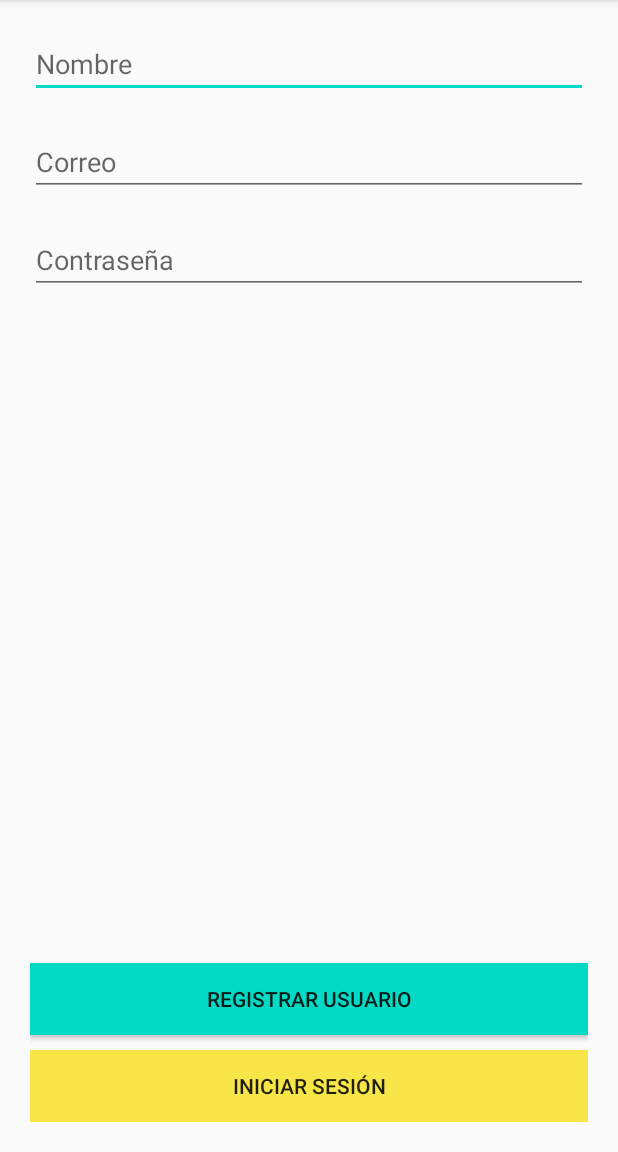
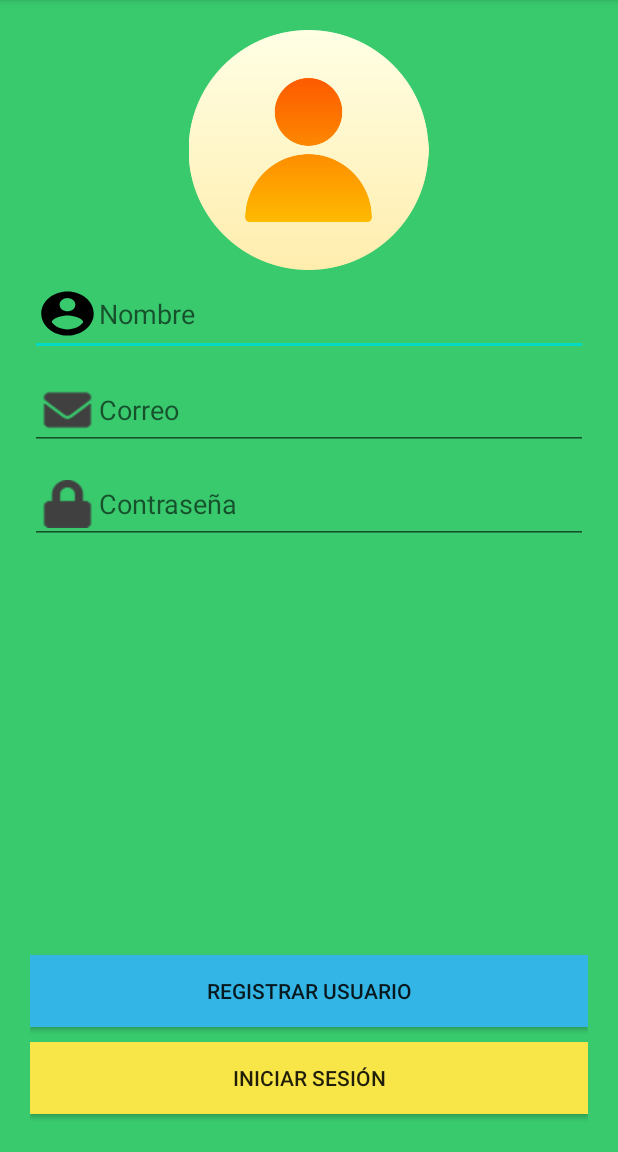
Before and after one commit to Deyson19/Integrando_Firebase, an Android app: the screen it shows after launch (MainActivity), on a phone screen of 412 x 824 dp, the part 84-1236 px from its top. Run offline under Robolectric (Android 15) with nearby library versions, the phone set to English and light mode, and no system bars; our stand-ins replace Firebase (no records; nobody signed in at launch, a user with empty details on screens opened directly).

Commit message:
proyecto completado

```diff
--- a/app/src/main/AndroidManifest.xml
+++ b/app/src/main/AndroidManifest.xml
@@ -9,7 +9,8 @@
         android:roundIcon="@mipmap/ic_launcher_round"
         android:supportsRtl="true"
         android:theme="@style/AppTheme">
-        <activity android:name=".LoginActivity"></activity>
+        <activity android:name=".ResetPasswordActivity"></activity>
+        <activity android:name=".LoginActivity" />
         <activity android:name=".ProfileActivity" />
         <activity android:name=".MainActivity">
             <intent-filter>
--- /dev/null
+++ b/app/src/main/res/drawable/ic_user.xml
@@ -0,0 +1,9 @@
+<vector xmlns:android="http://schemas.android.com/apk/res/android"
+        android:width="42dp"
+        android:height="35dp"
+        android:viewportWidth="24.0"
+        android:viewportHeight="24.0">
+    <path
+        android:fillColor="#FF000000"
+        android:pathData="M12,2C6.48,2 2,6.48 2,12s4.48,10 10,10 10,-4.48 10,-10S17.52,2 12,2zM12,5c1.66,0 3,1.34 3,3s-1.34,3 -3,3 -3,-1.34 -3,-3 1.34,-3 3,-3zM12,19.2c-2.5,0 -4.71,-1.28 -6,-3.22 0.03,-1.99 4,-3.08 6,-3.08 1.99,0 5.97,1.09 6,3.08 -1.29,1.94 -3.5,3.22 -6,3.22z"/>
+</vector>
--- a/app/src/main/res/layout/activity_main.xml
+++ b/app/src/main/res/layout/activity_main.xml
@@ -6,26 +6,41 @@
     android:layout_height="match_parent"
     android:orientation="vertical"
     android:padding="20dp"
+    android:background="@color/colorBackground"
     tools:context=".MainActivity">
+
+    <ImageView
+        android:id="@+id/imageView"
+        android:layout_width="350dp"
+        android:layout_height="160dp"
+        android:layout_gravity="center"
+        android:layout_marginBottom="1dp"
+        app:srcCompat="@drawable/usuario" />
 
     <EditText
         android:id="@+id/edtTextName"
         android:layout_width="match_parent"
         android:layout_height="wrap_content"
+        android:drawableLeft="@drawable/ic_user"
+        android:inputType="text"
         android:hint="Nombre"/>
 
     <EditText
         android:id="@+id/edtTextMail"
         android:layout_width="match_parent"
         android:layout_height="wrap_content"
-        android:layout_marginTop="20dp"
+        android:layout_marginTop="10dp"
+        android:drawableLeft="@drawable/icon_email"
+        android:inputType="textEmailAddress"
         android:hint="Correo"/>
 
     <EditText
         android:id="@+id/edtTextPwd"
         android:layout_width="match_parent"
         android:layout_height="wrap_content"
-        android:layout_marginTop="20dp"
+        android:layout_marginTop="10dp"
+        android:drawableLeft="@drawable/icon_lock"
+        android:inputType="textPassword"
         android:hint="Contraseña"/>
 
 
@@ -39,9 +54,9 @@
             android:id="@+id/btnRegister"
             android:layout_width="match_parent"
             android:layout_height="wrap_content"
-            android:text="Registrar Usuario"
-            android:background="@color/colorAccent"
-            />
+            android:layout_marginTop="5dp"
+            android:background="@android:color/holo_blue_light"
+            android:text="Registrar Usuario" />
 
         <Button
             android:id="@+id/btnLogin"
@@ -49,6 +64,7 @@
             android:layout_height="wrap_content"
             android:text="Iniciar Sesión"
             android:layout_marginTop="10dp"
+            android:layout_marginBottom="5dp"
             android:background="@color/colorLogin"/>
 
     </LinearLayout>
--- a/app/src/main/res/values/colors.xml
+++ b/app/src/main/res/values/colors.xml
@@ -4,4 +4,6 @@
     <color name="colorPrimaryDark">#3700B3</color>
     <color name="colorAccent">#03DAC5</color>
     <color name="colorLogin">#F8E648</color>
+    <color name="colorBackground">#39CA6E</color>
+    <color name="colorBackgroundForm">#9DF1BC</color>
 </resources>
```
Also changed, not shown: app/src/main/java/com/integrandofirebase/LoginActivity.java (+13 -3 lines), app/src/main/java/com/integrandofirebase/ResetPasswordActivity.java (added, +69 -0 lines), app/src/main/res/layout/activity_login.xml (+24 -3 lines), app/src/main/res/layout/activity_profile.xml (+14 -0 lines), app/src/main/res/layout/activity_reset_password.xml (added, +39 -0 lines), app/src/main/res/drawable/icon_email.png (added), app/src/main/res/drawable/icon_lock.png (added), app/src/main/res/drawable/icon_user.png (added), app/src/main/res/drawable/usuario.png (added).
